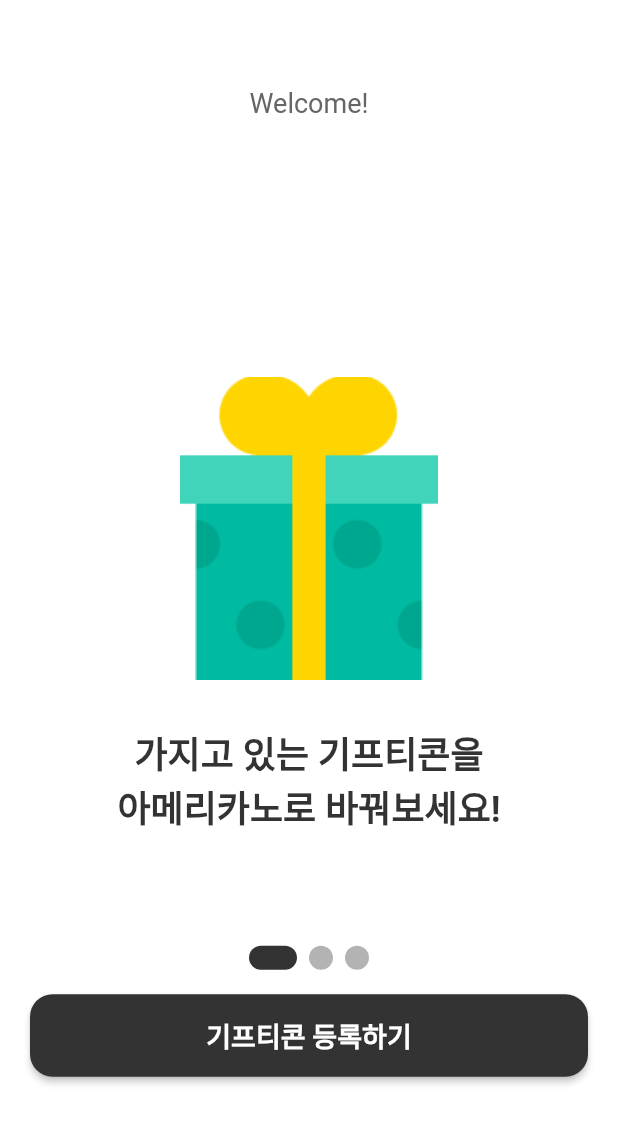
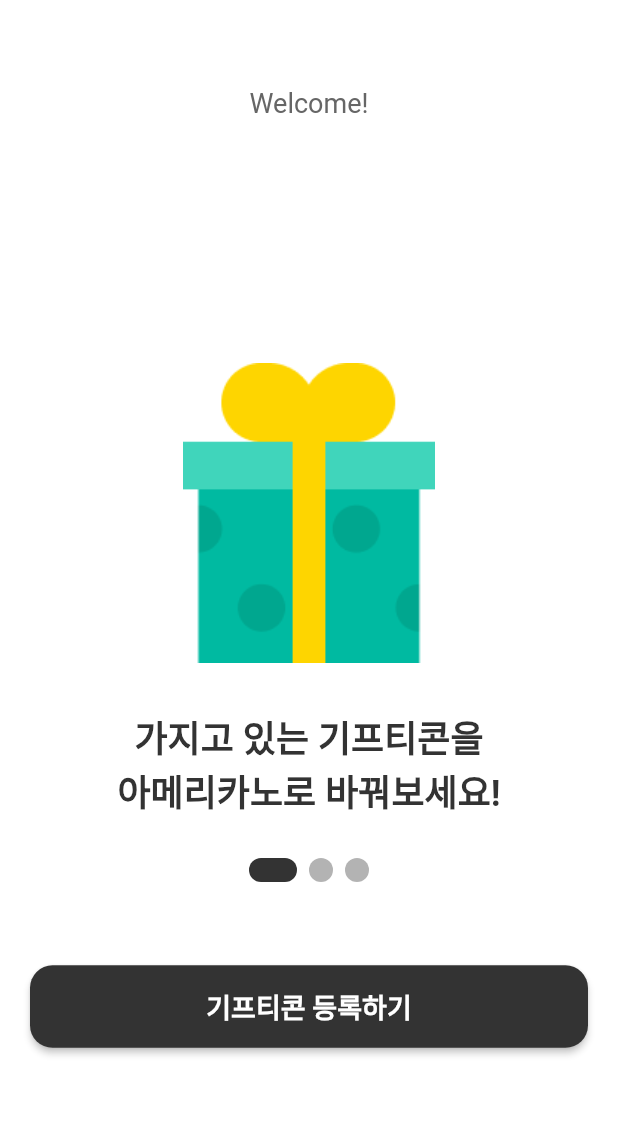
Before and after one commit to elliebae/gifticano, a Flutter app: the OnboardingWidget screen opened directly, on a phone screen of 412 x 824 dp. Shown: the top 1124 px of the screen. Run offline on Flutter 3.47's test engine with Material 2 defaults, Android fonts, the light colour scheme and no system bars; drawn by our look-alikes of auto_size_text, smooth_page_indicator; our stand-ins replace animated_splash_screen, built_collection, built_value, cloud_firestore, easy_debounce, firebase_auth and 12 more; missing offline and left inert: json_path, mime_type; accounts and stored records are empty; generated files the repository leaves out were written again.

```diff
--- a/lib/onboarding/onboarding_widget.dart
+++ b/lib/onboarding/onboarding_widget.dart
@@ -65,10 +65,10 @@ class _OnboardingWidgetState extends State<OnboardingWidget> {
               children: [
                 Expanded(
                   child: Padding(
-                    padding: EdgeInsetsDirectional.fromSTEB(0, 0, 0, 0),
+                    padding: EdgeInsetsDirectional.fromSTEB(0, 0, 0, 20),
                     child: Container(
                       width: double.infinity,
-                      height: 477,
+                      height: 380,
                       child: Stack(
                         children: [
                           Padding(
@@ -86,8 +86,8 @@ class _OnboardingWidgetState extends State<OnboardingWidget> {
                                     Image.asset(
                                       'assets/images/present.png',
                                       width: 172,
-                                      height: 202,
-                                      fit: BoxFit.cover,
+                                      height: 200,
+                                      fit: BoxFit.fitHeight,
                                     ),
                                     Padding(
                                       padding: EdgeInsetsDirectional.fromSTEB(
@@ -112,12 +112,12 @@ class _OnboardingWidgetState extends State<OnboardingWidget> {
                                     Image.asset(
                                       'assets/images/coffee.png',
                                       width: 147,
-                                      height: 220,
-                                      fit: BoxFit.cover,
+                                      height: 200,
+                                      fit: BoxFit.fitHeight,
                                     ),
                                     Padding(
                                       padding: EdgeInsetsDirectional.fromSTEB(
-                                          0, 47, 0, 0),
+                                          0, 30, 0, 0),
                                       child: Text(
                                         '바꾼 아메리카노 기프티콘은\n원할때마다 꺼내 쓸 수 있어요!',
                                         textAlign: TextAlign.center,
@@ -208,7 +208,7 @@ class _OnboardingWidgetState extends State<OnboardingWidget> {
                     return Padding(
                       padding: MediaQuery.of(context).viewInsets,
                       child: Container(
-                        height: 455,
+                        height: 477,
                         child: ExchangeAgreementWidget(),
                       ),
                     );
```
Also changed, not shown: lib/components/agreement_widget.dart (+37 -1 lines).
